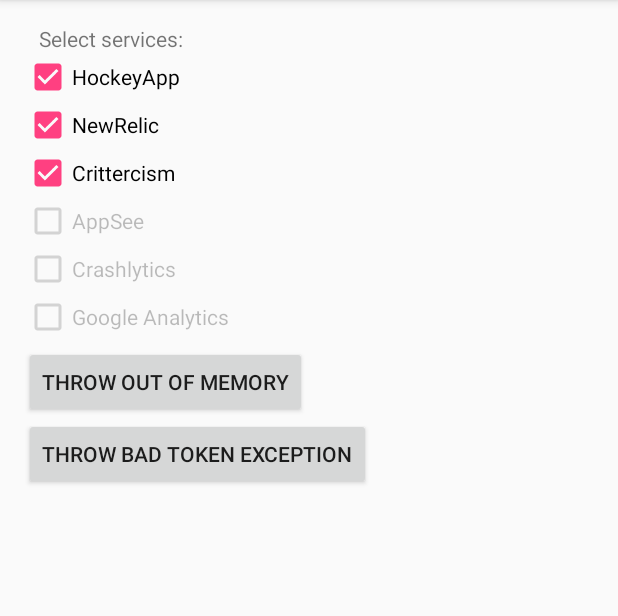
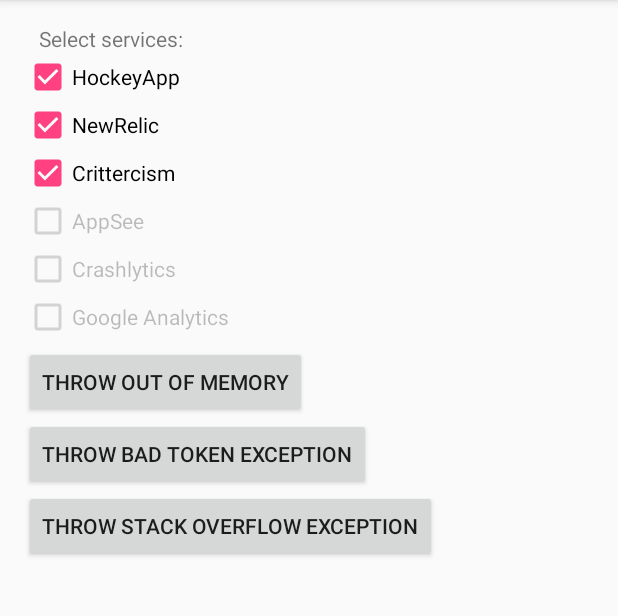
Before and after one commit to YK1007/crashdroid, an Android app: the screen it shows after launch (MainActivity), after a tap on an icon or button, on a phone screen of 412 x 824 dp, the part 84-700 px from its top. Run offline under Robolectric (Android 15) with nearby library versions, the phone set to English and light mode, and no system bars; our stand-ins replace ButterKnife; 1 statement that could not run was skipped.

Commit message:
MA-2106 simulate StackOverflowException. Added recursive method call without exit point.

```diff
--- a/app/src/main/java/com/namshi/crashdroid/MainActivity.java
+++ b/app/src/main/java/com/namshi/crashdroid/MainActivity.java
@@ -76,4 +76,9 @@ public class MainActivity extends AppCompatActivity implements MainView, OnCheck
     public void onBadTokenExceptionClick(View v) {
         presenter.throwBadTokenException();
     }
+
+    @OnClick(R.id.buttonStackOverflowError)
+    public void onStackOverflowExceptionClick(View v) {
+        presenter.throwStackOverflowException();
+    }
 }
--- a/app/src/main/java/com/namshi/crashdroid/MainPresenter.java
+++ b/app/src/main/java/com/namshi/crashdroid/MainPresenter.java
@@ -1,6 +1,4 @@
 package com.namshi.crashdroid;
-
-import android.content.Intent;
 
 /**
  * Created by vgaidarji on 10/15/15.
@@ -11,4 +9,5 @@ public interface MainPresenter {
     void onServiceChecked(int checkedServiceId, boolean isChecked);
     void throwOutOfMemory();
     void throwBadTokenException();
+    void throwStackOverflowException();
 }
--- a/app/src/main/res/layout/activity_main.xml
+++ b/app/src/main/res/layout/activity_main.xml
@@ -38,4 +38,10 @@
         android:text="@string/throw_bad_token_exception"
         android:id="@+id/buttonBadTokenException"/>
 
+    <Button
+        android:layout_width="wrap_content"
+        android:layout_height="wrap_content"
+        android:text="@string/throw_stack_overflow_exception"
+        android:id="@+id/buttonStackOverflowError"/>
+
 </LinearLayout>
--- a/app/src/main/res/values/strings.xml
+++ b/app/src/main/res/values/strings.xml
@@ -9,4 +9,5 @@
     <string name="google_analytics">Google Analytics</string>
     <string name="throw_out_of_memory">Throw "Out Of Memory"</string>
     <string name="throw_bad_token_exception">Throw "Bad Token Exception"</string>
+    <string name="throw_stack_overflow_exception">Throw "Stack Overflow Exception"</string>
 </resources>
```
Also changed, not shown: app/src/main/java/com/namshi/crashdroid/MainPresenterImpl.java (+12 -0 lines).
